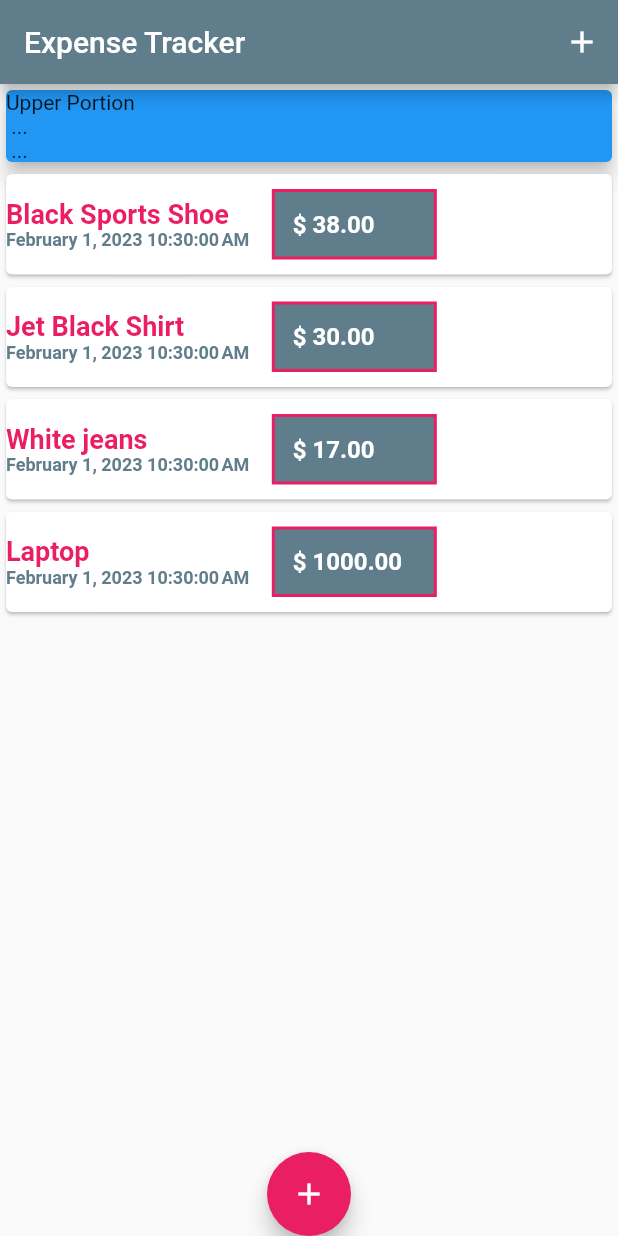
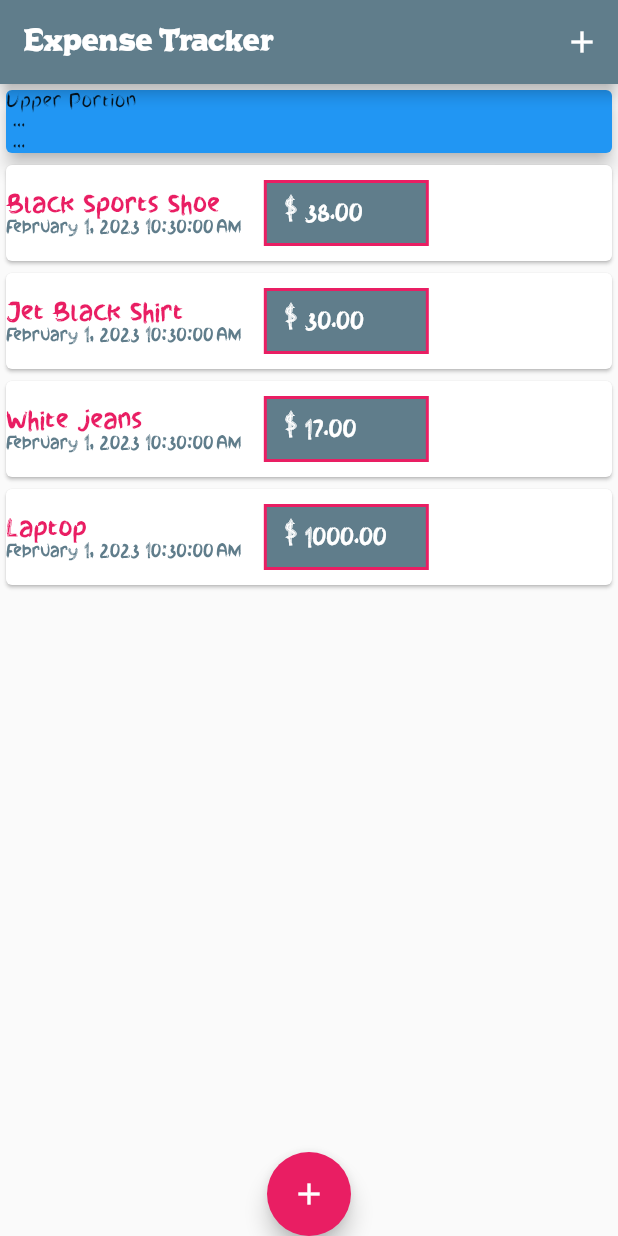
Before and after one commit to Ibrahim-Lokman/RedDot, a Flutter app: the screen it shows after launch, on a phone screen of 412 x 824 dp. Run offline on Flutter 3.47's test engine with Material 2 defaults, Android fonts, the phone set to English and light mode, and no system bars.

Commit message:
Custom Fonts and Working with Text Themes

```diff
--- a/lib/main.dart
+++ b/lib/main.dart
@@ -1,3 +1,5 @@
+import 'dart:ui';
+
 import 'package:expense_app/widgets/new_transaction.dart';
 import 'package:expense_app/widgets/transaction_list.dart';
 import 'package:flutter/material.dart';
@@ -13,10 +15,25 @@ class MyApp extends StatelessWidget {
   @override
   Widget build(BuildContext context) {
     return MaterialApp(
-      title : 'Flutter App',
+      title : 'Expense Tracker',
       theme : ThemeData(
         primarySwatch: Colors.blueGrey,
         accentColor: Colors.pink,
+        fontFamily: 'Branda',
+        appBarTheme: AppBarTheme(
+          toolbarTextStyle: ThemeData.light().textTheme.copyWith(
+            headline6: TextStyle(
+              fontFamily: 'ChrustyRock',
+              fontSize: 20,
+            ),
+          ).bodyText2,
+          titleTextStyle: ThemeData.light().textTheme.copyWith(
+            headline6: TextStyle(
+              fontFamily: 'ChrustyRock',
+              fontSize: 20,
+            ),
+          ).headline6,
+        )
       ),
       home : MyHomePage(),
     );
@@ -69,7 +86,9 @@ class _MyHomePageState extends State<MyHomePage> {
   Widget build(BuildContext context) {
     return Scaffold(
       appBar : AppBar(
-        title: Text("Expense Tracker"),
+        title: Text(
+          "Expense Tracker"
+          ),
         actions: <Widget>[
           IconButton(
             onPressed: () => _startAddNewTransaction(context),
--- a/lib/notezzzzzz.dart
+++ b/lib/notezzzzzz.dart
@@ -11,3 +11,5 @@
 
             //onSubmitted passes a value, onSubmitted : (_) => {functionName}
             // (_) used when value is not important
+
+            //Spacing matters in yaml files
```
Also changed, not shown: pubspec.yaml (+7 -9 lines), assets/fonts/ArianaVioleta-dz2K.ttf (added), assets/fonts/Branda-yolq.ttf (added), assets/fonts/ChrustyRock-ORLA.ttf (added), assets/fonts/TheConfessionFullRegular-8qGz.ttf (added), assets/fonts/TheConfessionRegular-YBpv.ttf (added).
